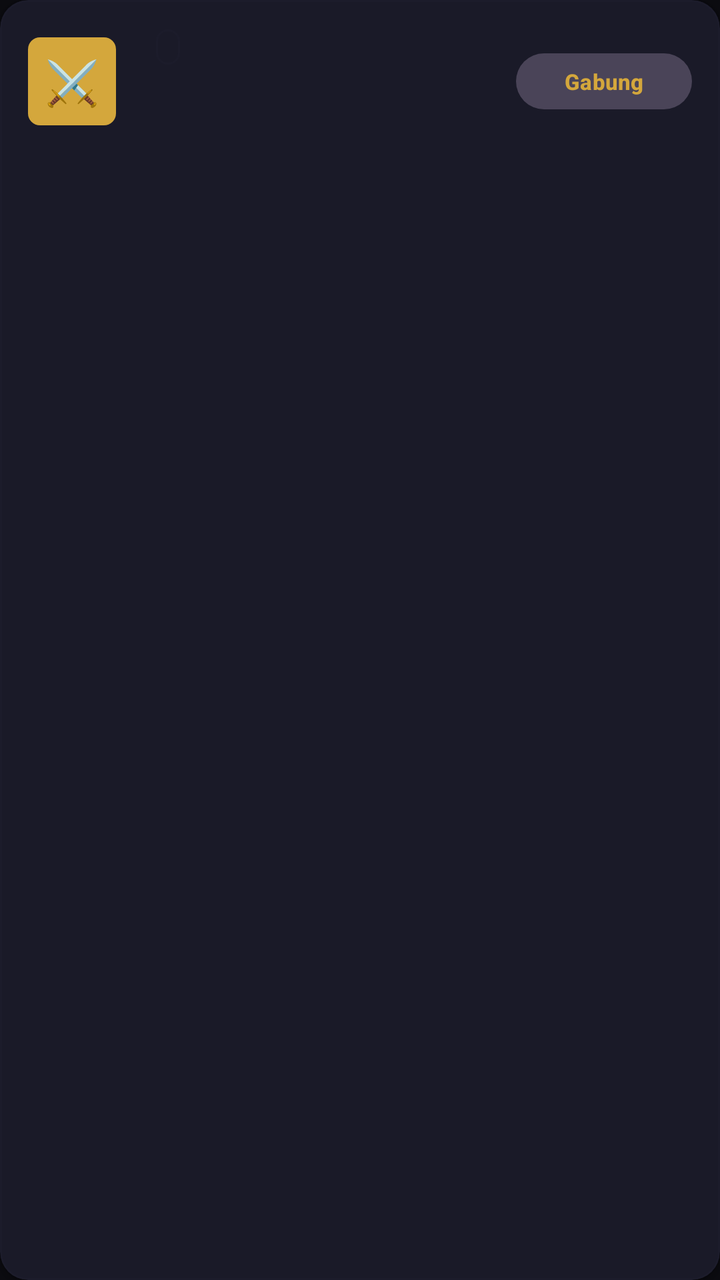
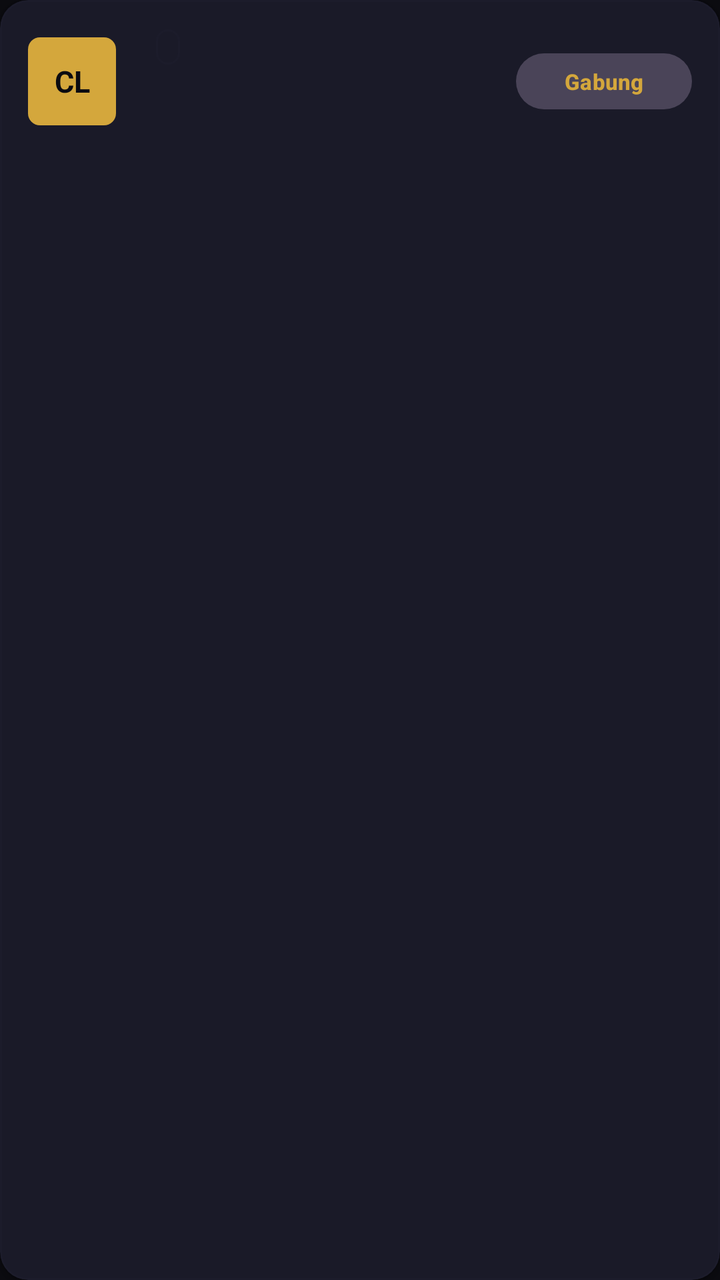

Screens rendered from an Android XML layout before and after an edit, with the pre-edit source and the edit as a unified diff.
<!-- AndroidManifest.xml: application theme Theme.NdikaNime -->
<!-- res/layout/item_clan.xml -->
<?xml version="1.0" encoding="utf-8"?>
<com.google.android.material.card.MaterialCardView xmlns:android="http://schemas.android.com/apk/res/android"
    xmlns:app="http://schemas.android.com/apk/res-auto"
    android:layout_width="match_parent"
    android:layout_height="wrap_content"
    android:layout_marginStart="12dp"
    android:layout_marginTop="6dp"
    android:layout_marginEnd="12dp"
    android:layout_marginBottom="6dp"
    app:cardBackgroundColor="@color/bg_card"
    app:cardCornerRadius="14dp"
    app:cardElevation="2dp"
    app:strokeColor="@color/border_subtle"
    app:strokeWidth="1dp">

    <LinearLayout
        android:layout_width="match_parent"
        android:layout_height="wrap_content"
        android:gravity="center_vertical"
        android:orientation="horizontal"
        android:padding="14dp">

        <TextView
            android:id="@+id/tvClanIcon"
            android:layout_width="44dp"
            android:layout_height="44dp"
            android:background="@drawable/bg_badge_gold"
            android:gravity="center"
            android:text="⚔️"
            android:textSize="22sp" />

        <LinearLayout
            android:layout_width="0dp"
            android:layout_height="wrap_content"
            android:layout_marginStart="14dp"
            android:layout_marginEnd="8dp"
            android:layout_weight="1"
            android:orientation="vertical">

            <LinearLayout
                android:layout_width="match_parent"
                android:layout_height="wrap_content"
                android:gravity="center_vertical"
                android:orientation="horizontal">

                <TextView
                    android:id="@+id/tvClanName"
                    android:layout_width="wrap_content"
                    android:layout_height="wrap_content"
                    android:textColor="@color/text_primary"
                    android:textSize="14sp"
                    android:textStyle="bold" />

                <TextView
                    android:id="@+id/tvClanTag"
                    android:layout_width="wrap_content"
                    android:layout_height="wrap_content"
                    android:layout_marginStart="6dp"
                    android:background="@drawable/bg_search_input"
                    android:paddingStart="6dp"
                    android:paddingTop="2dp"
                    android:paddingEnd="6dp"
                    android:paddingBottom="2dp"
                    android:textColor="@color/accent_gold"
                    android:textSize="10sp"
                    android:textStyle="bold" />

            </LinearLayout>

            <TextView
                android:id="@+id/tvClanDesc"
                android:layout_width="match_parent"
                android:layout_height="wrap_content"
                android:layout_marginTop="2dp"
                android:ellipsize="end"
                android:maxLines="1"
                android:textColor="@color/text_muted"
                android:textSize="11sp" />

            <TextView
                android:id="@+id/tvClanStats"
                android:layout_width="match_parent"
                android:layout_height="wrap_content"
                android:layout_marginTop="4dp"
                android:textColor="@color/text_secondary"
                android:textSize="10sp" />

        </LinearLayout>

        <com.google.android.material.button.MaterialButton
            android:id="@+id/btnJoinClan"
            style="@style/Widget.Material3.Button.TonalButton"
            android:layout_width="wrap_content"
            android:layout_height="36dp"
            android:text="Gabung"
            android:textColor="@color/accent_gold"
            android:textSize="11sp"
            android:textStyle="bold"
            app:cornerRadius="18dp" />

    </LinearLayout>

</com.google.android.material.card.MaterialCardView>
<!-- resources referenced by this layout -->
<resources>
  <color name="accent_gold">#D4A73C</color>
  <color name="bg_card">#1A1A28</color>
  <color name="border_subtle">#1F2F2F45</color>
  <color name="text_muted">#6C6C82</color>
  <color name="text_primary">#FFFFFF</color>
  <color name="text_secondary">#A5A5BA</color>
  <!-- drawable bg_badge_gold (drawable) -->
  <?xml version="1.0" encoding="utf-8"?>
  <shape xmlns:android="http://schemas.android.com/apk/res/android"
      android:shape="rectangle">
      <corners android:radius="6dp" />
      <solid android:color="@color/accent_gold" />
  </shape>
  <!-- drawable bg_search_input (drawable) -->
  <?xml version="1.0" encoding="utf-8"?>
  <shape xmlns:android="http://schemas.android.com/apk/res/android"
      android:shape="rectangle">
      <corners android:radius="12dp" />
      <solid android:color="@color/bg_card" />
      <stroke android:width="1dp" android:color="@color/border_subtle" />
  </shape>
  <style name="Theme.NdikaNime" parent="Theme.Material3.Dark.NoActionBar">
          <item name="android:windowBackground">@color/bg_dark</item>
          <item name="android:colorBackground">@color/bg_dark</item>
          <item name="colorPrimary">@color/accent_gold</item>
          <item name="colorSecondary">@color/accent_orange</item>
          <item name="colorSurface">@color/bg_surface</item>
          <item name="android:statusBarColor">@color/bg_dark</item>
          <item name="android:navigationBarColor">@color/bg_dark</item>
          <item name="android:windowLightStatusBar">false</item>
      </style>
  <color name="bg_dark">#0B0B10</color>
  <color name="accent_orange">#FF4E2D</color>
  <color name="bg_surface">#13131D</color>
</resources>

<!-- the commit's change to res/layout/item_clan.xml (unified diff, before → after) -->
@@ -26,8 +26,10 @@
             android:layout_height="44dp"
             android:background="@drawable/bg_badge_gold"
             android:gravity="center"
-            android:text="⚔️"
-            android:textSize="22sp" />
+            android:text="CL"
+            android:textColor="@color/bg_dark"
+            android:textSize="15sp"
+            android:textStyle="bold" />
 
         <LinearLayout
             android:layout_width="0dp"
<!-- resource entries referenced after the edit -->
@@ -30,9 +30,16 @@
           <item name="android:statusBarColor">@color/bg_dark</item>
           <item name="android:navigationBarColor">@color/bg_dark</item>
           <item name="android:windowLightStatusBar">false</item>
+          <item name="android:windowAnimationStyle">@style/WindowAnimationTransition</item>
       </style>
   <color name="bg_dark">#0B0B10</color>
   <color name="accent_orange">#FF4E2D</color>
   <color name="bg_surface">#13131D</color>
+  <style name="WindowAnimationTransition">
+          <item name="android:activityOpenEnterAnimation">@anim/slide_in_right</item>
+          <item name="android:activityOpenExitAnimation">@anim/slide_out_left</item>
+          <item name="android:activityCloseEnterAnimation">@anim/slide_in_left</item>
+          <item name="android:activityCloseExitAnimation">@anim/slide_out_right</item>
+      </style>
 </resources>
 
